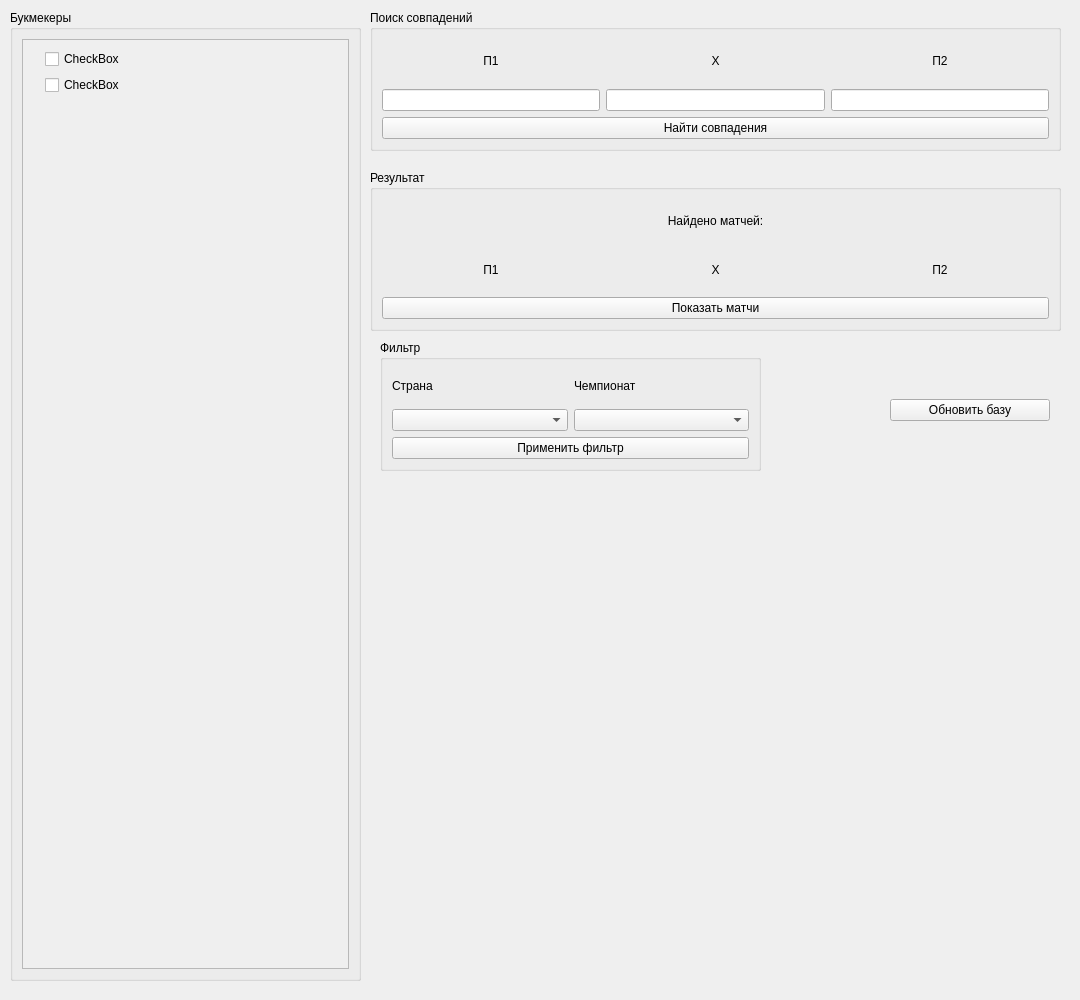
Above: design.ui from isys35/oddsportal_parser before the change. Below: the same form after it.
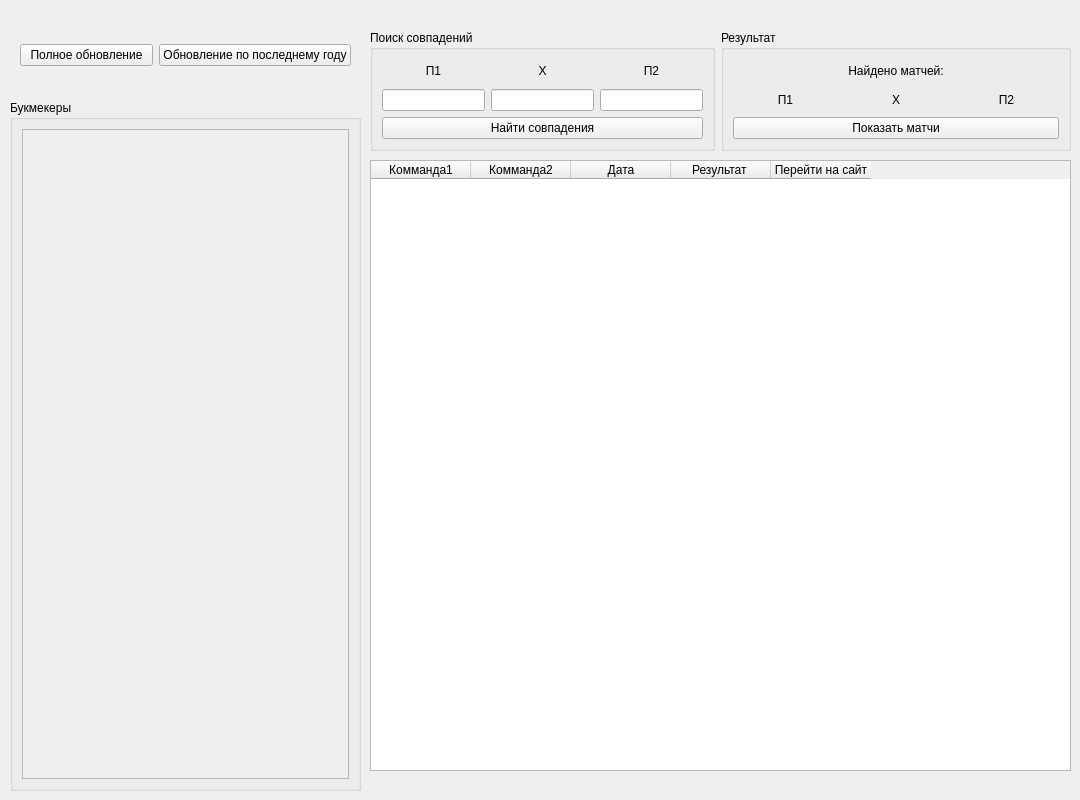
That is the form after the change. Icons and pictures are not drawn.

Commit message: remake design

Patch:
```diff
--- a/design.ui
+++ b/design.ui
@@ -7,13 +7,13 @@
     <x>0</x>
     <y>0</y>
     <width>1080</width>
-    <height>1000</height>
+    <height>800</height>
    </rect>
   </property>
   <property name="minimumSize">
    <size>
     <width>1080</width>
-    <height>1000</height>
+    <height>800</height>
    </size>
   </property>
   <property name="maximumSize">
@@ -30,9 +30,9 @@
     <property name="geometry">
      <rect>
       <x>10</x>
-      <y>10</y>
+      <y>100</y>
       <width>351</width>
-      <height>971</height>
+      <height>691</height>
      </rect>
     </property>
     <property name="title">
@@ -49,64 +49,71 @@
          <rect>
           <x>0</x>
           <y>0</y>
-          <width>325</width>
-          <height>929</height>
+          <width>329</width>
+          <height>656</height>
          </rect>
         </property>
         <layout class="QVBoxLayout" name="verticalLayout">
          <item>
-          <layout class="QFormLayout" name="formLayout_2">
-           <item row="0" column="0">
-            <widget class="QLabel" name="label_11">
-             <property name="text">
-              <string/>
-             </property>
-             <property name="pixmap">
-              <pixmap>logotypes/1xbet.png</pixmap>
-             </property>
-            </widget>
-           </item>
-           <item row="0" column="1">
-            <widget class="QCheckBox" name="checkBox">
-             <property name="text">
-              <string>CheckBox</string>
-             </property>
-            </widget>
-           </item>
-           <item row="1" column="0">
-            <widget class="QLabel" name="label_12">
+          <layout class="QFormLayout" name="formLayout_2"/>
+         </item>
+        </layout>
+       </widget>
+      </widget>
+     </item>
+    </layout>
+   </widget>
+   <widget class="QLabel" name="label_10">
+    <property name="geometry">
+     <rect>
+      <x>310</x>
+      <y>590</y>
+      <width>158</width>
+      <height>29</height>
+     </rect>
+    </property>
              <property name="text">
               <string/>
              </property>
-             <property name="pixmap">
-              <pixmap>logotypes/1xstavka.png</pixmap>
-             </property>
-            </widget>
-           </item>
-           <item row="1" column="1">
-            <widget class="QCheckBox" name="checkBox_2">
+   </widget>
+   <widget class="QWidget" name="horizontalLayoutWidget">
+    <property name="geometry">
+     <rect>
+      <x>20</x>
+      <y>30</y>
+      <width>331</width>
+      <height>51</height>
+     </rect>
+    </property>
+    <layout class="QHBoxLayout" name="horizontalLayout_5">
+     <item>
+      <widget class="QPushButton" name="pushButton_4">
+       <property name="text">
+        <string>Полное обновление</string>
+       </property>
+      </widget>
+     </item>
+     <item>
+      <widget class="QPushButton" name="pushButton_5">
              <property name="text">
-              <string>CheckBox</string>
+        <string>Обновление по последнему году</string>
              </property>
             </widget>
            </item>
           </layout>
-         </item>
-        </layout>
-       </widget>
-      </widget>
-     </item>
-    </layout>
-   </widget>
+   </widget>
+   <widget class="QWidget" name="horizontalLayoutWidget_2">
+    <property name="geometry">
+     <rect>
+      <x>370</x>
+      <y>30</y>
+      <width>701</width>
+      <height>121</height>
+     </rect>
+    </property>
+    <layout class="QHBoxLayout" name="horizontalLayout_6">
+     <item>
    <widget class="QGroupBox" name="groupBox_2">
-    <property name="geometry">
-     <rect>
-      <x>370</x>
-      <y>10</y>
-      <width>691</width>
-      <height>141</height>
-     </rect>
-    </property>
     <property name="title">
      <string>Поиск совпадений</string>
     </property>
@@ -179,14 +186,14 @@
      </item>
     </layout>
    </widget>
+     </item>
+     <item>
    <widget class="QGroupBox" name="groupBox_3">
-    <property name="geometry">
-     <rect>
-      <x>370</x>
-      <y>170</y>
-      <width>691</width>
-      <height>161</height>
-     </rect>
+       <property name="minimumSize">
+        <size>
+         <width>350</width>
+         <height>0</height>
+        </size>
     </property>
     <property name="title">
      <string>Результат</string>
@@ -249,99 +256,43 @@
      </item>
     </layout>
    </widget>
-   <widget class="QGroupBox" name="groupBox_4">
+     </item>
+    </layout>
+   </widget>
+   <widget class="QTableWidget" name="tableWidget">
     <property name="geometry">
      <rect>
-      <x>380</x>
-      <y>340</y>
-      <width>381</width>
-      <height>131</height>
+      <x>370</x>
+      <y>160</y>
+      <width>701</width>
+      <height>611</height>
      </rect>
     </property>
-    <property name="title">
-     <string>Фильтр</string>
-    </property>
-    <layout class="QVBoxLayout" name="verticalLayout_12">
-     <item>
-      <layout class="QVBoxLayout" name="verticalLayout_11">
-       <item>
-        <layout class="QHBoxLayout" name="horizontalLayout_4">
-         <item>
-          <layout class="QHBoxLayout" name="horizontalLayout_3">
-           <item>
-            <layout class="QVBoxLayout" name="verticalLayout_9">
-             <item>
-              <widget class="QLabel" name="label_8">
+    <column>
                <property name="text">
-                <string>Страна</string>
-               </property>
-              </widget>
-             </item>
-             <item>
-              <widget class="QComboBox" name="comboBox"/>
-             </item>
-            </layout>
-           </item>
-          </layout>
-         </item>
-         <item>
-          <layout class="QVBoxLayout" name="verticalLayout_10">
-           <item>
-            <widget class="QLabel" name="label_9">
+      <string>Комманда1</string>
+     </property>
+    </column>
+    <column>
              <property name="text">
-              <string>Чемпионат</string>
-             </property>
-            </widget>
-           </item>
-           <item>
-            <widget class="QComboBox" name="comboBox_2"/>
-           </item>
-          </layout>
-         </item>
-        </layout>
-       </item>
-       <item>
-        <widget class="QPushButton" name="pushButton_3">
+      <string>Комманда2</string>
+     </property>
+    </column>
+    <column>
          <property name="text">
-          <string>Применить фильтр</string>
-         </property>
-        </widget>
-       </item>
-      </layout>
-     </item>
-    </layout>
-   </widget>
-   <widget class="QWidget" name="verticalLayoutWidget">
-    <property name="geometry">
-     <rect>
-      <x>890</x>
-      <y>370</y>
-      <width>160</width>
-      <height>80</height>
-     </rect>
-    </property>
-    <layout class="QVBoxLayout" name="verticalLayout_14">
-     <item>
-      <widget class="QPushButton" name="pushButton_4">
+      <string>Дата</string>
+     </property>
+    </column>
+    <column>
        <property name="text">
-        <string>Обновить базу</string>
-       </property>
-      </widget>
-     </item>
-    </layout>
-   </widget>
-   <widget class="QLabel" name="label_10">
-    <property name="geometry">
-     <rect>
-      <x>310</x>
-      <y>590</y>
-      <width>158</width>
-      <height>29</height>
-     </rect>
-    </property>
+      <string>Результат </string>
+     </property>
+    </column>
+    <column>
     <property name="text">
-     <string/>
-    </property>
+      <string>Перейти на сайт</string>
+     </property>
+    </column>
    </widget>
   </widget>
  </widget>
```
Lines whose indentation alone changed are shown as unchanged. The commit also changes 6 other files.
